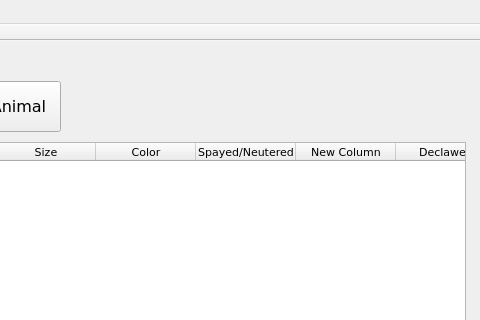
ColeMacdonald1709/comp3004, file mainwindow.ui: the form before one commit; both pictures show x 520 to 1000 and y 0 to 320 of the 1000 by 800 pixel window.
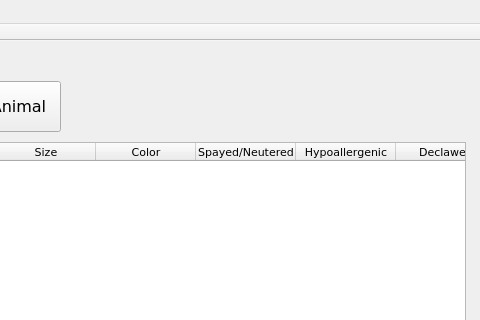
The form after the commit.

```diff
--- a/mainwindow.ui
+++ b/mainwindow.ui
@@ -164,7 +164,7 @@
     </column>
     <column>
      <property name="text">
-      <string>New Column</string>
+      <string>Hypoallergenic</string>
      </property>
      <property name="font">
       <font>
```
